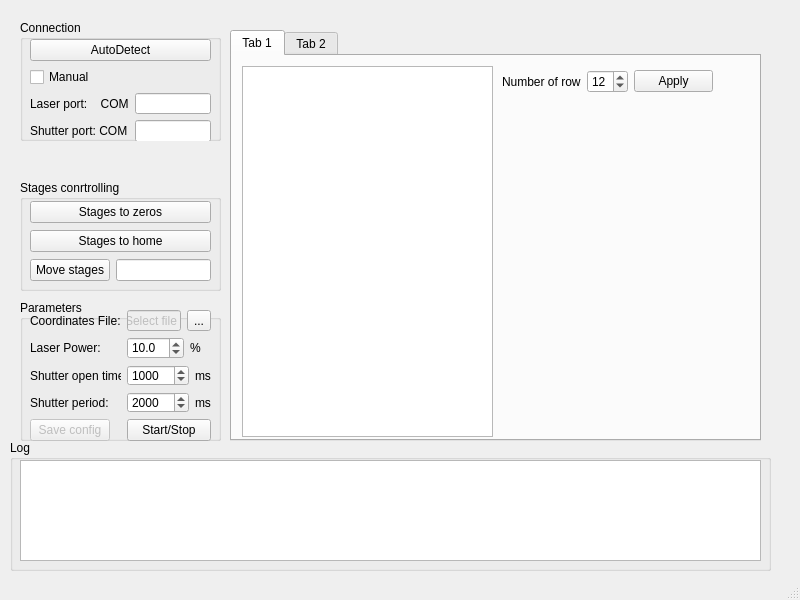
Qt form ui/MainWindow.ui (al509/LabSoft) before a commit.
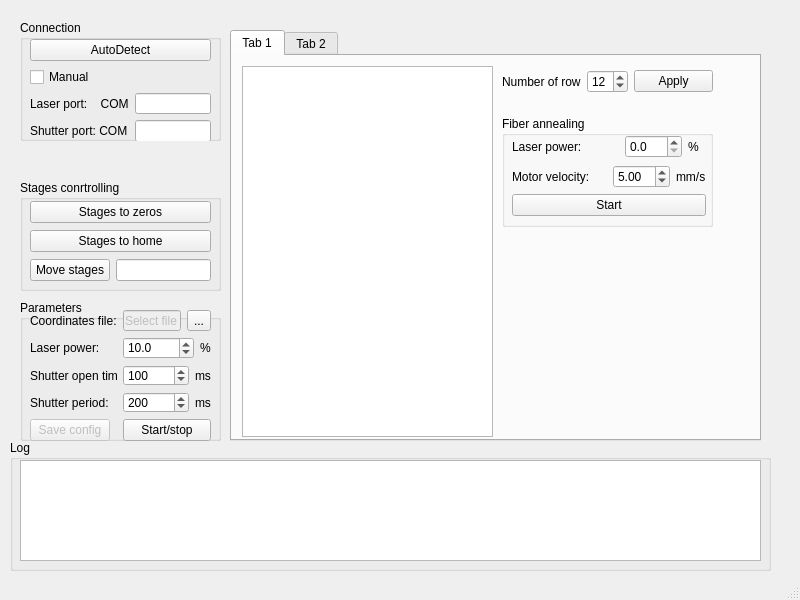
The same form after that commit.

Commit message:
Laser annealing testing
Preliminary annealing code

```diff
--- a/ui/MainWindow.ui
+++ b/ui/MainWindow.ui
@@ -11,7 +11,7 @@
    </rect>
   </property>
   <property name="windowTitle">
-   <string>Impulse taper maker v0.3 (21.07.2020)</string>
+   <string>Impulse taper maker v0.35 (22.07.2020)</string>
   </property>
   <widget class="QWidget" name="centralwidget">
    <widget class="QGroupBox" name="ConnectionBox">
@@ -152,19 +152,60 @@
       <item row="0" column="0">
        <widget class="QLabel" name="fileLabel">
         <property name="text">
-         <string>Coordinates File:</string>
+         <string>Coordinates file:</string>
         </property>
        </widget>
       </item>
+      <item row="0" column="1">
+       <layout class="QHBoxLayout" name="coordinatesLayout">
+        <item>
+         <layout class="QHBoxLayout" name="fileButtonLayout">
+          <item>
+           <widget class="QLineEdit" name="fileEdit">
+            <property name="enabled">
+             <bool>false</bool>
+            </property>
+            <property name="text">
+             <string>Select file</string>
+            </property>
+           </widget>
+          </item>
+          <item>
+           <spacer name="horizontalSpacer">
+            <property name="orientation">
+             <enum>Qt::Horizontal</enum>
+            </property>
+            <property name="sizeHint" stdset="0">
+             <size>
+              <width>40</width>
+              <height>20</height>
+             </size>
+            </property>
+           </spacer>
+          </item>
+          <item>
+           <widget class="QToolButton" name="fileButton">
+            <property name="enabled">
+             <bool>true</bool>
+            </property>
+            <property name="text">
+             <string>...</string>
+            </property>
+           </widget>
+          </item>
+         </layout>
+        </item>
+       </layout>
+      </item>
       <item row="1" column="0">
        <widget class="QLabel" name="powerLabel">
         <property name="text">
-         <string>Laser Power:</string>
+         <string>Laser power:</string>
         </property>
        </widget>
       </item>
       <item row="1" column="1">
-       <layout class="QHBoxLayout" name="powerLayout">
+       <layout class="QHBoxLayout" name="powerLayout" stretch="1,0">
         <item>
          <widget class="QDoubleSpinBox" name="powerSpinBox">
           <property name="decimals">
@@ -195,7 +236,7 @@
        </widget>
       </item>
       <item row="2" column="1">
-       <layout class="QHBoxLayout" name="openTimeLayout">
+       <layout class="QHBoxLayout" name="openTimeLayout" stretch="1,0">
         <item>
          <widget class="QSpinBox" name="openSpinBox">
           <property name="maximum">
@@ -205,7 +246,7 @@
            <number>100</number>
           </property>
           <property name="value">
-           <number>1000</number>
+           <number>100</number>
           </property>
          </widget>
         </item>
@@ -218,30 +259,6 @@
         </item>
        </layout>
       </item>
-      <item row="3" column="1">
-       <layout class="QHBoxLayout" name="periodLayout">
-        <item>
-         <widget class="QSpinBox" name="periodSpinBox">
-          <property name="maximum">
-           <number>999999</number>
-          </property>
-          <property name="singleStep">
-           <number>100</number>
-          </property>
-          <property name="value">
-           <number>2000</number>
-          </property>
-         </widget>
-        </item>
-        <item>
-         <widget class="QLabel" name="periodMsLabel">
-          <property name="text">
-           <string>ms</string>
-          </property>
-         </widget>
-        </item>
-       </layout>
-      </item>
       <item row="3" column="0">
        <widget class="QLabel" name="periodLabel">
         <property name="text">
@@ -249,12 +266,29 @@
         </property>
        </widget>
       </item>
-      <item row="4" column="1">
-       <widget class="QPushButton" name="startButton">
-        <property name="text">
-         <string>Start/Stop</string>
-        </property>
-       </widget>
+      <item row="3" column="1">
+       <layout class="QHBoxLayout" name="periodLayout" stretch="1,0">
+        <item>
+         <widget class="QSpinBox" name="periodSpinBox">
+          <property name="maximum">
+           <number>999999</number>
+          </property>
+          <property name="singleStep">
+           <number>100</number>
+          </property>
+          <property name="value">
+           <number>200</number>
+          </property>
+         </widget>
+        </item>
+        <item>
+         <widget class="QLabel" name="periodMsLabel">
+          <property name="text">
+           <string>ms</string>
+          </property>
+         </widget>
+        </item>
+       </layout>
       </item>
       <item row="4" column="0">
        <widget class="QPushButton" name="saveButton">
@@ -266,46 +300,12 @@
         </property>
        </widget>
       </item>
-      <item row="0" column="1">
-       <layout class="QHBoxLayout" name="coordinatesLayout">
-        <item>
-         <layout class="QHBoxLayout" name="fileButtonLayout">
-          <item>
-           <widget class="QLineEdit" name="fileEdit">
-            <property name="enabled">
-             <bool>false</bool>
-            </property>
-            <property name="text">
-             <string>Select file</string>
-            </property>
-           </widget>
-          </item>
-          <item>
-           <spacer name="horizontalSpacer">
-            <property name="orientation">
-             <enum>Qt::Horizontal</enum>
-            </property>
-            <property name="sizeHint" stdset="0">
-             <size>
-              <width>40</width>
-              <height>20</height>
-             </size>
-            </property>
-           </spacer>
-          </item>
-          <item>
-           <widget class="QToolButton" name="fileButton">
-            <property name="enabled">
-             <bool>true</bool>
-            </property>
-            <property name="text">
-             <string>...</string>
-            </property>
-           </widget>
-          </item>
-         </layout>
-        </item>
-       </layout>
+      <item row="4" column="1">
+       <widget class="QPushButton" name="startButton">
+        <property name="text">
+         <string>Start/stop</string>
+        </property>
+       </widget>
       </item>
      </layout>
     </widget>
@@ -372,6 +372,103 @@
        </item>
       </layout>
      </widget>
+     <widget class="QGroupBox" name="annealBox">
+      <property name="geometry">
+       <rect>
+        <x>270</x>
+        <y>60</y>
+        <width>211</width>
+        <height>111</height>
+       </rect>
+      </property>
+      <property name="title">
+       <string>Fiber annealing</string>
+      </property>
+      <widget class="QWidget" name="verticalLayoutWidget_2">
+       <property name="geometry">
+        <rect>
+         <x>10</x>
+         <y>19</y>
+         <width>194</width>
+         <height>81</height>
+        </rect>
+       </property>
+       <layout class="QVBoxLayout" name="annealLayout">
+        <item>
+         <layout class="QHBoxLayout" name="annealPowerLayout" stretch="1,0,0">
+          <property name="spacing">
+           <number>6</number>
+          </property>
+          <item>
+           <widget class="QLabel" name="annealPowerLabel">
+            <property name="text">
+             <string>Laser power:</string>
+            </property>
+           </widget>
+          </item>
+          <item>
+           <widget class="QDoubleSpinBox" name="doubleSpinBox">
+            <property name="decimals">
+             <number>1</number>
+            </property>
+            <property name="singleStep">
+             <double>0.500000000000000</double>
+            </property>
+           </widget>
+          </item>
+          <item>
+           <widget class="QLabel" name="annealPercentlabel">
+            <property name="layoutDirection">
+             <enum>Qt::LeftToRight</enum>
+            </property>
+            <property name="text">
+             <string>%  </string>
+            </property>
+            <property name="textFormat">
+             <enum>Qt::AutoText</enum>
+            </property>
+            <property name="alignment">
+             <set>Qt::AlignLeading|Qt::AlignLeft|Qt::AlignVCenter</set>
+            </property>
+           </widget>
+          </item>
+         </layout>
+        </item>
+        <item>
+         <layout class="QHBoxLayout" name="annealVelocityLayout" stretch="1,0,0">
+          <item>
+           <widget class="QLabel" name="annealVelocityLabel">
+            <property name="text">
+             <string>Motor velocity:</string>
+            </property>
+           </widget>
+          </item>
+          <item>
+           <widget class="QDoubleSpinBox" name="annealValueBox">
+            <property name="value">
+             <double>5.000000000000000</double>
+            </property>
+           </widget>
+          </item>
+          <item>
+           <widget class="QLabel" name="annealPercentLabel">
+            <property name="text">
+             <string>mm/s</string>
+            </property>
+           </widget>
+          </item>
+         </layout>
+        </item>
+        <item>
+         <widget class="QPushButton" name="startAnnealButton">
+          <property name="text">
+           <string>Start</string>
+          </property>
+         </widget>
+        </item>
+       </layout>
+      </widget>
+     </widget>
     </widget>
     <widget class="QWidget" name="tab_2">
      <attribute name="title">
```
The commit also changes 3 other files.
